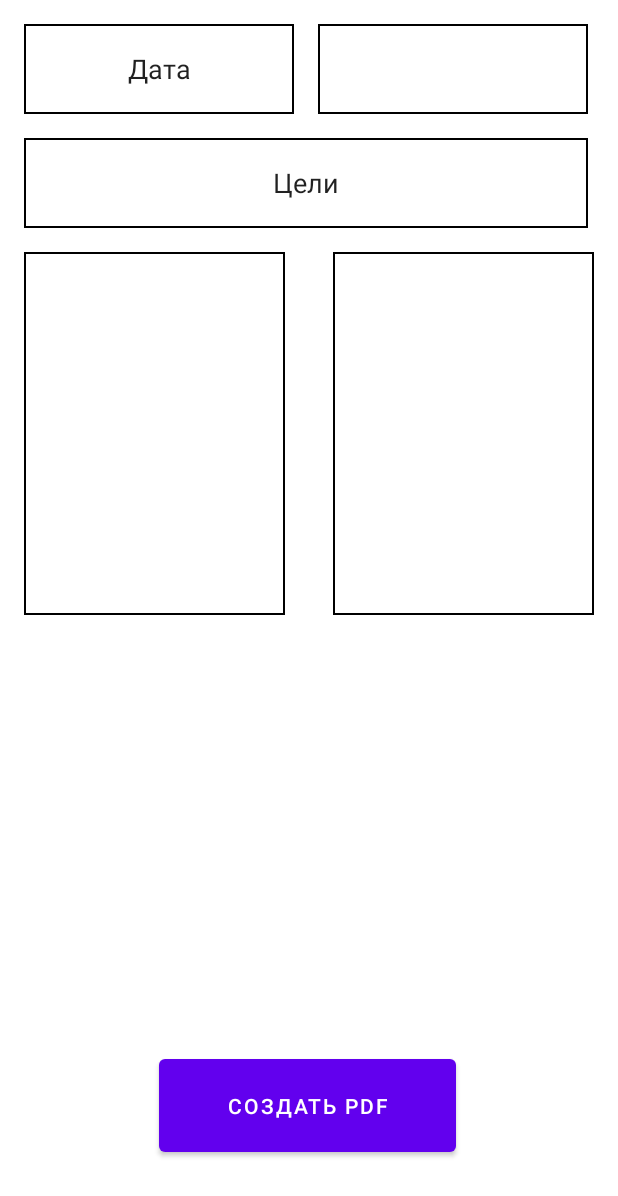
After one commit to dmitrybandurkin/InstaTEST, an Android app: the layout content_input.xml on its own in the app's theme, with its tools: preview values and no code run, on a phone screen of 412 x 824 dp. The commit adds this screen. Shown: the top 1196 px of the screen. Run offline under Robolectric (Android 15) with nearby library versions, the phone set to English and light mode, and no system bars.

```diff
--- a/app/src/main/AndroidManifest.xml
+++ b/app/src/main/AndroidManifest.xml
@@ -5,6 +5,8 @@
     <uses-permission android:name="android.permission.WRITE_EXTERNAL_STORAGE"/>
     <uses-permission android:name="android.permission.READ_EXTERNAL_STORAGE"/>
     <uses-permission android:name="android.permission.MANAGE_EXTERNAL_STORAGE"/>
+<!--    <uses-feature android:name="android.hardware.camera" android:required="true" />-->
+    <uses-permission android:name="android.permission.CAMERA"/>
 
     <application
         android:requestLegacyExternalStorage="true"
--- a/app/src/main/res/layout/activity_main.xml
+++ b/app/src/main/res/layout/activity_main.xml
@@ -6,7 +6,7 @@
     android:layout_height="match_parent"
     tools:context=".MainActivity">
 
-    <include layout="@layout/content_fill"/>
-    <include layout="@layout/content_create"/>
+    <include layout="@layout/content_input"/>
+    <include layout="@layout/content_output"/>
 
 </androidx.constraintlayout.widget.ConstraintLayout>
--- /dev/null
+++ b/app/src/main/res/layout/content_input.xml
@@ -0,0 +1,92 @@
+<?xml version="1.0" encoding="utf-8"?>
+<androidx.constraintlayout.widget.ConstraintLayout xmlns:android="http://schemas.android.com/apk/res/android"
+    xmlns:app="http://schemas.android.com/apk/res-auto"
+    xmlns:tools="http://schemas.android.com/tools"
+    android:id="@+id/content_input_pdf_layout"
+    android:layout_width="match_parent"
+    android:layout_height="match_parent">
+
+
+    <EditText
+        android:id="@+id/date_input"
+        android:layout_width="180dp"
+        android:layout_height="60dp"
+        android:layout_marginStart="16dp"
+        android:layout_marginTop="16dp"
+        android:background="@drawable/border"
+        android:cursorVisible="false"
+        android:ems="10"
+        android:focusable="false"
+        android:inputType="date"
+        android:longClickable="false"
+        android:minHeight="60dp"
+        android:text="@string/date"
+        android:textAlignment="center"
+        app:layout_constraintStart_toStartOf="parent"
+        app:layout_constraintTop_toTopOf="parent" />
+
+    <EditText
+        android:id="@+id/purpose_input"
+        android:layout_width="376dp"
+        android:layout_height="60dp"
+        android:layout_marginStart="16dp"
+        android:layout_marginTop="16dp"
+        android:background="@drawable/border"
+        android:cursorVisible="false"
+        android:ems="10"
+        android:focusable="false"
+        android:inputType="textMultiLine"
+        android:lines="3"
+        android:longClickable="false"
+        android:minHeight="60dp"
+        android:text="@string/purpose"
+        android:textAlignment="center"
+        app:layout_constraintStart_toStartOf="parent"
+        app:layout_constraintTop_toBottomOf="@+id/date_input" />
+
+    <Button
+        android:id="@+id/generate_pdf_content_button"
+        android:layout_width="198dp"
+        android:layout_height="74dp"
+        android:text="@string/createPDF"
+        app:layout_constraintBottom_toBottomOf="parent"
+        app:layout_constraintEnd_toEndOf="@+id/purpose_input"
+        app:layout_constraintHorizontal_bias="0.505"
+        app:layout_constraintStart_toStartOf="@+id/purpose_input"
+        app:layout_constraintTop_toBottomOf="@+id/image_input"
+        app:layout_constraintVertical_bias="0.853" />
+
+    <EditText
+        android:id="@+id/numreport_input"
+        android:layout_width="180dp"
+        android:layout_height="60dp"
+        android:layout_marginStart="16dp"
+        android:layout_marginTop="16dp"
+        android:background="@drawable/border"
+        android:ems="10"
+        android:inputType="number"
+        android:textAlignment="center"
+        app:layout_constraintStart_toEndOf="@+id/date_input"
+        app:layout_constraintTop_toTopOf="parent" />
+
+    <ImageView
+        android:id="@+id/image_input"
+        android:layout_width="174dp"
+        android:layout_height="242dp"
+        android:layout_marginStart="16dp"
+        android:layout_marginTop="16dp"
+        app:layout_constraintStart_toStartOf="parent"
+        app:layout_constraintTop_toBottomOf="@+id/purpose_input"
+        app:srcCompat="@drawable/border" />
+
+    <ImageView
+        android:id="@+id/image_input_2"
+        android:layout_width="174dp"
+        android:layout_height="242dp"
+        android:layout_marginTop="16dp"
+        android:layout_marginEnd="16dp"
+        app:layout_constraintEnd_toEndOf="parent"
+        app:layout_constraintTop_toBottomOf="@+id/purpose_input"
+        app:srcCompat="@drawable/border" />
+
+</androidx.constraintlayout.widget.ConstraintLayout>
--- a/app/src/main/res/layout/purpose_dialog.xml
+++ b/app/src/main/res/layout/purpose_dialog.xml
@@ -6,7 +6,7 @@
     android:layout_height="match_parent">
 
     <EditText
-        android:id="@+id/purposeEdit"
+        android:id="@+id/purpose_dialog_input"
         android:layout_width="382dp"
         android:layout_height="473dp"
         android:ems="10"
--- a/app/src/main/res/values/strings.xml
+++ b/app/src/main/res/values/strings.xml
@@ -3,4 +3,5 @@
     <string name="date">Дата</string>
     <string name="purpose">Цели</string>
     <string name="createPDF">Создать PDF</string>
+    <string name="numreport">№</string>
 </resources>
```
Also changed, not shown: app/src/main/java/com/example/mywork/MainActivity.java (+122 -51 lines), app/src/main/res/layout/content_fill.xml (deleted, +0 -56 lines), app/src/main/res/layout/content_output.xml (renamed from app/src/main/res/layout/content_create.xml, +34 -20 lines).
